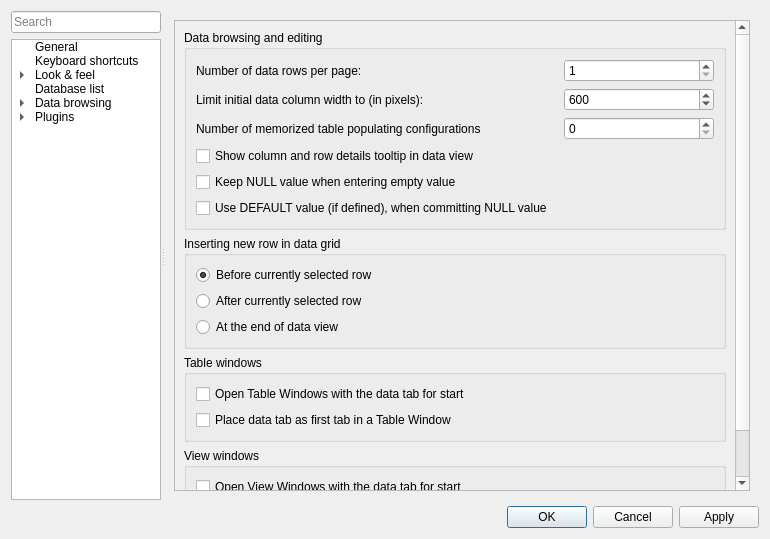
Above: SQLiteStudio3/guiSQLiteStudio/dialogs/configdialog.ui from pawelsalawa/sqlitestudio before the change. Below: the same form after it.
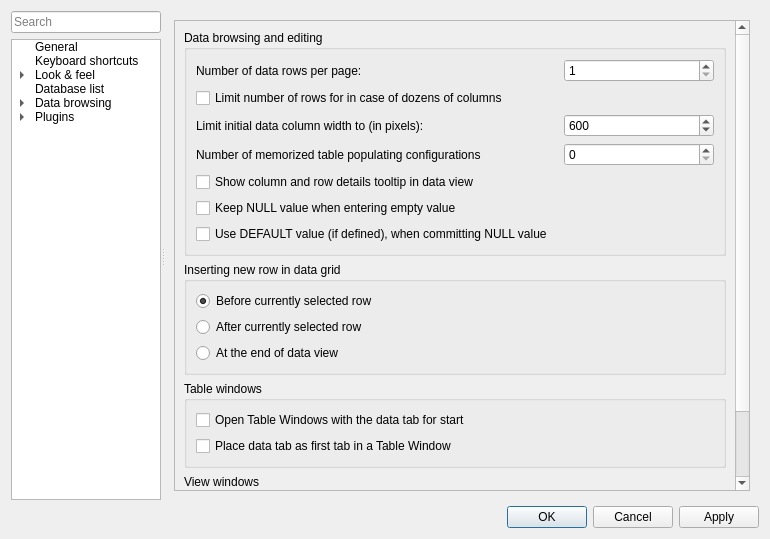
That is the form after the change. The open tabs and pages were chosen to show the change. Icons and pictures are not drawn. Custom widgets are drawn as their Qt base class.

Commit message: #4005 The limit of rows number applied for results with lots of columns can now be disabled in options.

```diff
--- a/SQLiteStudio3/guiSQLiteStudio/dialogs/configdialog.ui
+++ b/SQLiteStudio3/guiSQLiteStudio/dialogs/configdialog.ui
@@ -395,8 +395,8 @@
                <rect>
                 <x>0</x>
                 <y>0</y>
-                <width>366</width>
-                <height>515</height>
+                <width>564</width>
+                <height>540</height>
                </rect>
               </property>
               <layout class="QVBoxLayout" name="verticalLayout_34">
@@ -406,29 +406,6 @@
                   <string>Data browsing and editing</string>
                  </property>
                  <layout class="QGridLayout" name="gridLayout_2">
-                  <item row="2" column="0" colspan="2">
-                   <widget class="QLabel" name="label_2">
-                    <property name="toolTip">
-                     <string>&lt;p&gt;Maximum number of configurations of Populate Table dialog stored in configuration. Value of 100 should be sufficient.&lt;/p&gt;</string>
-                    </property>
-                    <property name="text">
-                     <string>Number of memorized table populating configurations</string>
-                    </property>
-                   </widget>
-                  </item>
-                  <item row="2" column="2">
-                   <widget class="QSpinBox" name="spinBox">
-                    <property name="toolTip">
-                     <string>&lt;p&gt;Maximum number of configurations of Populate Table dialog stored in configuration. Value of 100 should be sufficient.&lt;/p&gt;</string>
-                    </property>
-                    <property name="maximum">
-                     <number>999999</number>
-                    </property>
-                    <property name="cfg" stdset="0">
-                     <string notr="true">General.PopulateHistorySize</string>
-                    </property>
-                   </widget>
-                  </item>
                   <item row="0" column="2">
                    <widget class="QSpinBox" name="rowsPerPageSpin">
                     <property name="maximumSize">
@@ -448,7 +425,7 @@
                     </property>
                    </widget>
                   </item>
-                  <item row="1" column="2">
+                  <item row="2" column="2">
                    <widget class="QSpinBox" name="initColWidthLimitSpin">
                     <property name="toolTip">
                      <string>&lt;p&gt;When the data is read into grid view columns width is automatically adjusted. This value limits the initial width for the adjustment, but user can still resize the column manually over this limit.&lt;/p&gt;</string>
@@ -467,16 +444,6 @@
                     </property>
                    </widget>
                   </item>
-                  <item row="1" column="0" colspan="2">
-                   <widget class="QLabel" name="initColWidthLimitLabel">
-                    <property name="toolTip">
-                     <string>&lt;p&gt;When the data is read into grid view columns width is automatically adjusted. This value limits the initial width for the adjustment, but user can still resize the column manually over this limit.&lt;/p&gt;</string>
-                    </property>
-                    <property name="text">
-                     <string>Limit initial data column width to (in pixels):</string>
-                    </property>
-                   </widget>
-                  </item>
                   <item row="0" column="0" colspan="2">
                    <widget class="QLabel" name="rowsPerPageLabel">
                     <property name="text">
@@ -484,7 +451,53 @@
                     </property>
                    </widget>
                   </item>
-                  <item row="3" column="0" colspan="3">
+                  <item row="2" column="0" colspan="2">
+                   <widget class="QLabel" name="initColWidthLimitLabel">
+                    <property name="toolTip">
+                     <string>&lt;p&gt;When the data is read into grid view columns width is automatically adjusted. This value limits the initial width for the adjustment, but user can still resize the column manually over this limit.&lt;/p&gt;</string>
+                    </property>
+                    <property name="text">
+                     <string>Limit initial data column width to (in pixels):</string>
+                    </property>
+                   </widget>
+                  </item>
+                  <item row="6" column="0" colspan="3">
+                   <widget class="QCheckBox" name="useDefaultForNullCheck">
+                    <property name="toolTip">
+                     <string>&lt;html&gt;&lt;head/&gt;&lt;body&gt;&lt;p&gt;Enable this to always enforce DEFAULT value when committing a NULL value for a column that has DEFAULT value defined, even though the column is allowed to contain NULL values.&lt;/p&gt;&lt;p&gt;Disable this option to use DEFAULT value exclusively when NULL value is committed for column with NOT NULL constraint.&lt;/p&gt;&lt;/body&gt;&lt;/html&gt;</string>
+                    </property>
+                    <property name="text">
+                     <string>Use DEFAULT value (if defined), when committing NULL value</string>
+                    </property>
+                    <property name="cfg" stdset="0">
+                     <string notr="true">General.UseDefaultValueForNull</string>
+                    </property>
+                   </widget>
+                  </item>
+                  <item row="3" column="2">
+                   <widget class="QSpinBox" name="spinBox">
+                    <property name="toolTip">
+                     <string>&lt;p&gt;Maximum number of configurations of Populate Table dialog stored in configuration. Value of 100 should be sufficient.&lt;/p&gt;</string>
+                    </property>
+                    <property name="maximum">
+                     <number>999999</number>
+                    </property>
+                    <property name="cfg" stdset="0">
+                     <string notr="true">General.PopulateHistorySize</string>
+                    </property>
+                   </widget>
+                  </item>
+                  <item row="3" column="0" colspan="2">
+                   <widget class="QLabel" name="label_2">
+                    <property name="toolTip">
+                     <string>&lt;p&gt;Maximum number of configurations of Populate Table dialog stored in configuration. Value of 100 should be sufficient.&lt;/p&gt;</string>
+                    </property>
+                    <property name="text">
+                     <string>Number of memorized table populating configurations</string>
+                    </property>
+                   </widget>
+                  </item>
+                  <item row="4" column="0" colspan="3">
                    <widget class="QCheckBox" name="tolltipInDataViewCheck">
                     <property name="toolTip">
                      <string>&lt;p&gt;When this is enabled and user holds mouse pointer over a cell in any data view (query results, a table data, a view data) a tooltip will appear with details about the cell - it includes details like column data type, constraints, ROWID and others.&lt;/p&gt;</string>
@@ -497,7 +510,7 @@
                     </property>
                    </widget>
                   </item>
-                  <item row="4" column="0" colspan="3">
+                  <item row="5" column="0" colspan="3">
                    <widget class="QCheckBox" name="keepNullWhenEmptyCheck">
                     <property name="toolTip">
                      <string>&lt;p&gt;When editing a cell which used to have NULL value and entering empty string as new value, then this option determinates whether the new value should remain NULL (have this option enabled), or should it be overwritten with empty string value (have this option disabled).&lt;/p&gt;</string>
@@ -510,13 +523,13 @@
                     </property>
                    </widget>
                   </item>
-                  <item row="5" column="0" colspan="3">
-                   <widget class="QCheckBox" name="useDefaultForNullCheck">
+                  <item row="1" column="0" colspan="3">
+                   <widget class="QCheckBox" name="checkBox">
                     <property name="toolTip">
                      <string>&lt;html&gt;&lt;head/&gt;&lt;body&gt;&lt;p&gt;Enable this to always enforce DEFAULT value when committing a NULL value for a column that has DEFAULT value defined, even though the column is allowed to contain NULL values.&lt;/p&gt;&lt;p&gt;Disable this option to use DEFAULT value exclusively when NULL value is committed for column with NOT NULL constraint.&lt;/p&gt;&lt;/body&gt;&lt;/html&gt;</string>
                     </property>
                     <property name="text">
-                     <string>Use DEFAULT value (if defined), when committing NULL value</string>
+                     <string>Limit number of rows for in case of dozens of columns</string>
                     </property>
                     <property name="cfg" stdset="0">
                      <string notr="true">General.UseDefaultValueForNull</string>
```
Left out of the diff: 6 changed lines with no effect on the pictures. The commit also changes 3 other files.
